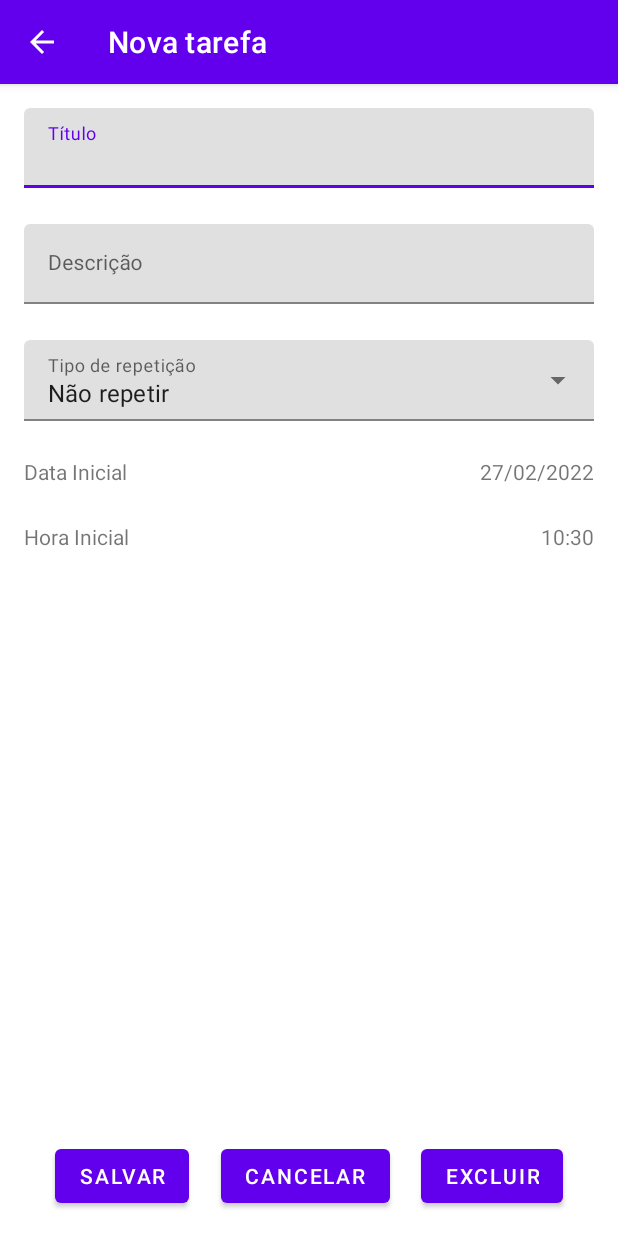
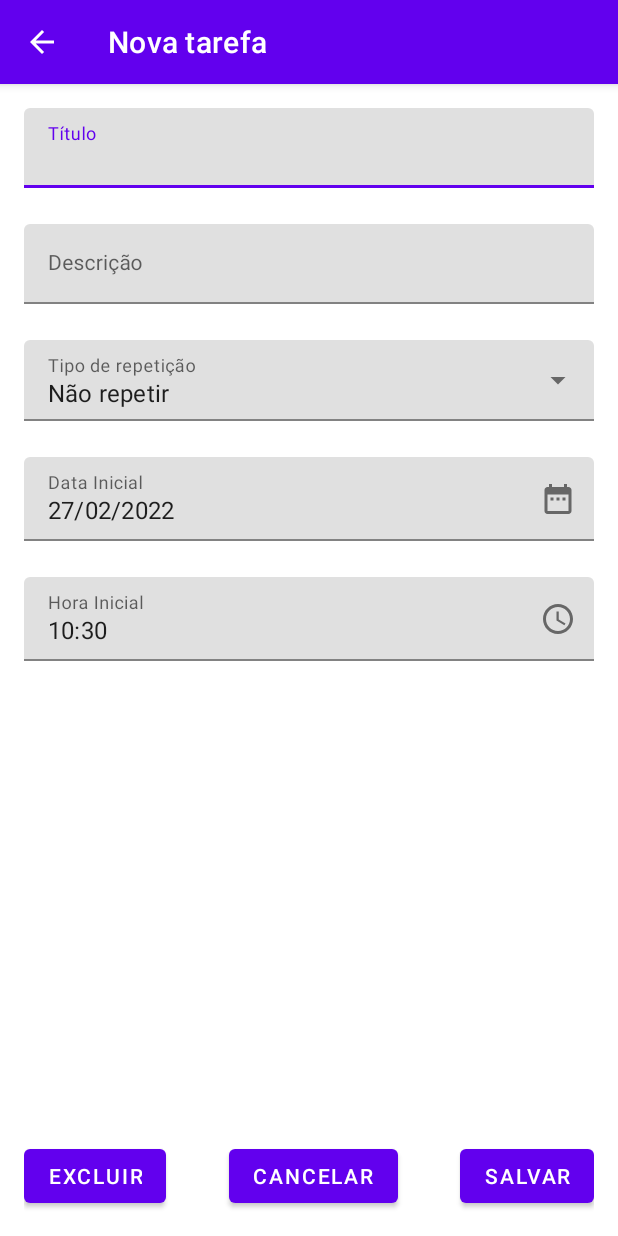
Before and after one commit to fernandozanutto/TodoApp, an Android app: the TaskDetailsActivity screen opened directly, with no data from a screen before it, on a phone screen of 412 x 824 dp. Run offline under Robolectric (Android 15) with nearby library versions, the phone set to English and light mode, and no system bars.

Commit message:
Layout pickers de data e hora

```diff
--- a/app/src/main/java/com/fzanutto/todoapp/view/taskdetails/TaskDetailsActivity.kt
+++ b/app/src/main/java/com/fzanutto/todoapp/view/taskdetails/TaskDetailsActivity.kt
@@ -104,22 +104,22 @@ class TaskDetailsActivity : AppCompatActivity() {
         val dateFormat = SimpleDateFormat("dd/MM/yyyy", Locale.getDefault())
         val timeFormat = SimpleDateFormat("HH:mm", Locale.getDefault())
 
-        binding.date.text = dateFormat.format(initialDate)
-        binding.time.text = timeFormat.format(initialDate)
+        binding.date.setText(dateFormat.format(initialDate))
+        binding.time.setText(timeFormat.format(initialDate))
 
         val datePickerListenerFrom = DatePickerDialog.OnDateSetListener { picker, _, _, _ ->
             fromDateCalendar.set(Calendar.MONTH, picker.month)
             fromDateCalendar.set(Calendar.DAY_OF_MONTH, picker.dayOfMonth)
             fromDateCalendar.set(Calendar.YEAR, picker.year)
             datePickerDate.time = fromDateCalendar.timeInMillis
-            binding.date.text = dateFormat.format(datePickerDate)
+            binding.date.setText(dateFormat.format(datePickerDate))
         }
 
         val timePickerListener = TimePickerDialog.OnTimeSetListener { timePicker, _, _ ->
             fromDateCalendar.set(Calendar.HOUR_OF_DAY, timePicker.hour)
             fromDateCalendar.set(Calendar.MINUTE, timePicker.minute)
             datePickerDate.time = fromDateCalendar.timeInMillis
-            binding.time.text = timeFormat.format(datePickerDate)
+            binding.time.setText(timeFormat.format(datePickerDate))
         }
 
         binding.date.setOnClickListener {
--- /dev/null
+++ b/app/src/main/res/drawable/ic_date.xml
@@ -0,0 +1,10 @@
+<vector xmlns:android="http://schemas.android.com/apk/res/android"
+    android:width="24dp"
+    android:height="24dp"
+    android:viewportWidth="24"
+    android:viewportHeight="24"
+    android:tint="?attr/colorControlNormal">
+  <path
+      android:fillColor="@android:color/white"
+      android:pathData="M9,11L7,11v2h2v-2zM13,11h-2v2h2v-2zM17,11h-2v2h2v-2zM19,4h-1L18,2h-2v2L8,4L8,2L6,2v2L5,4c-1.11,0 -1.99,0.9 -1.99,2L3,20c0,1.1 0.89,2 2,2h14c1.1,0 2,-0.9 2,-2L21,6c0,-1.1 -0.9,-2 -2,-2zM19,20L5,20L5,9h14v11z"/>
+</vector>
--- /dev/null
+++ b/app/src/main/res/drawable/ic_time.xml
@@ -0,0 +1,13 @@
+<vector xmlns:android="http://schemas.android.com/apk/res/android"
+    android:width="24dp"
+    android:height="24dp"
+    android:viewportWidth="24"
+    android:viewportHeight="24"
+    android:tint="?attr/colorControlNormal">
+  <path
+      android:fillColor="@android:color/white"
+      android:pathData="M11.99,2C6.47,2 2,6.48 2,12s4.47,10 9.99,10C17.52,22 22,17.52 22,12S17.52,2 11.99,2zM12,20c-4.42,0 -8,-3.58 -8,-8s3.58,-8 8,-8 8,3.58 8,8 -3.58,8 -8,8z"/>
+  <path
+      android:fillColor="@android:color/white"
+      android:pathData="M12.5,7H11v6l5.25,3.15 0.75,-1.23 -4.5,-2.67z"/>
+</vector>
--- a/app/src/main/res/layout/activity_task_details.xml
+++ b/app/src/main/res/layout/activity_task_details.xml
@@ -83,40 +83,45 @@
 
         </com.google.android.material.textfield.TextInputLayout>
 
-        <TextView
+        <com.google.android.material.textfield.TextInputLayout
             android:id="@+id/date_label"
-            android:layout_width="wrap_content"
+            android:layout_width="match_parent"
             android:layout_height="wrap_content"
             android:layout_marginTop="24dp"
-            android:text="@string/initial_date"
+            android:hint="@string/initial_date"
+            app:endIconDrawable="@drawable/ic_date"
+            app:endIconMode="custom"
             app:layout_constraintStart_toStartOf="parent"
-            app:layout_constraintTop_toBottomOf="@+id/interval_label" />
+            app:layout_constraintTop_toBottomOf="@+id/interval_label">
 
-        <TextView
-            android:id="@+id/date"
-            android:layout_width="wrap_content"
-            android:layout_height="wrap_content"
-            app:layout_constraintBottom_toBottomOf="@id/date_label"
-            app:layout_constraintEnd_toEndOf="parent"
-            app:layout_constraintTop_toTopOf="@id/date_label" />
+            <com.google.android.material.textfield.TextInputEditText
+                android:id="@+id/date"
+                android:layout_width="match_parent"
+                android:layout_height="wrap_content"
+                android:focusable="false"
+                android:inputType="none" />
+        </com.google.android.material.textfield.TextInputLayout>
 
 
-        <TextView
+        <com.google.android.material.textfield.TextInputLayout
             android:id="@+id/time_label"
-            android:layout_width="wrap_content"
+            android:layout_width="match_parent"
             android:layout_height="wrap_content"
             android:layout_marginTop="24dp"
-            android:text="@string/initial_time"
+            android:hint="@string/initial_time"
+            app:endIconDrawable="@drawable/ic_time"
+            app:endIconMode="custom"
             app:layout_constraintStart_toStartOf="parent"
-            app:layout_constraintTop_toBottomOf="@+id/date_label" />
+            app:layout_constraintTop_toBottomOf="@+id/date_label">
 
-        <TextView
-            android:id="@+id/time"
-            android:layout_width="wrap_content"
-            android:layout_height="wrap_content"
-            app:layout_constraintBottom_toBottomOf="@id/time_label"
-            app:layout_constraintEnd_toEndOf="parent"
-            app:layout_constraintTop_toTopOf="@id/time_label" />
+            <com.google.android.material.textfield.TextInputEditText
+                android:id="@+id/time"
+                android:layout_width="match_parent"
+                android:layout_height="wrap_content"
+                android:focusable="false"
+                android:inputType="none" />
+
+        </com.google.android.material.textfield.TextInputLayout>
 
 
         <Button
@@ -125,8 +130,7 @@
             android:layout_height="wrap_content"
             android:text="@string/save"
             app:layout_constraintBottom_toBottomOf="parent"
-            app:layout_constraintEnd_toStartOf="@+id/button_cancel"
-            app:layout_constraintStart_toStartOf="parent" />
+            app:layout_constraintEnd_toEndOf="parent" />
 
         <Button
             android:id="@+id/button_cancel"
@@ -134,8 +138,8 @@
             android:layout_height="wrap_content"
             android:text="@string/cancel"
             app:layout_constraintBottom_toBottomOf="parent"
-            app:layout_constraintEnd_toStartOf="@id/button_delete"
-            app:layout_constraintStart_toEndOf="@id/button_save" />
+            app:layout_constraintEnd_toStartOf="@id/button_save"
+            app:layout_constraintStart_toEndOf="@id/button_delete" />
 
         <Button
             android:id="@+id/button_delete"
@@ -143,8 +147,8 @@
             android:layout_height="wrap_content"
             android:text="@string/delete"
             app:layout_constraintBottom_toBottomOf="parent"
-            app:layout_constraintEnd_toEndOf="parent"
-            app:layout_constraintStart_toEndOf="@id/button_cancel" />
+
+            app:layout_constraintStart_toStartOf="parent" />
     </androidx.constraintlayout.widget.ConstraintLayout>
 
 </androidx.coordinatorlayout.widget.CoordinatorLayout>
```
